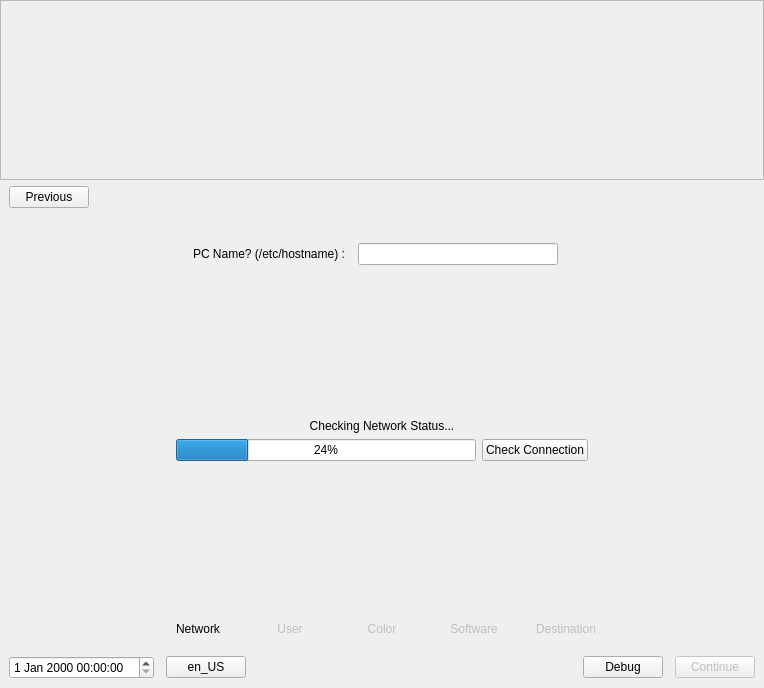
This is mainwindow.ui in djustice/system-installer as Qt 5 draws it before an edit. The edited form follows.
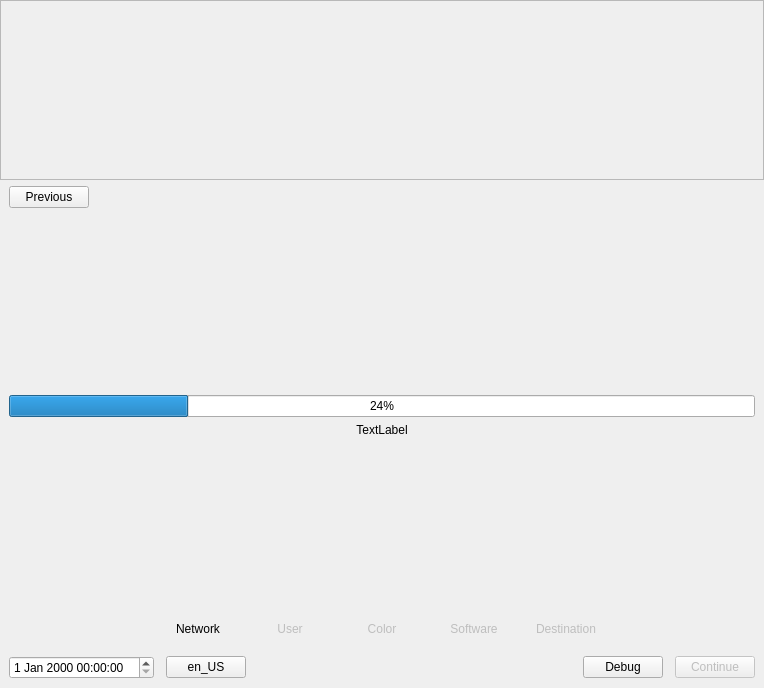
This is the edited form. The open tabs and pages were chosen to show the change. Icons and pictures are not drawn.

```diff
--- a/mainwindow.ui
+++ b/mainwindow.ui
@@ -1515,6 +1515,53 @@
             </item>
            </layout>
           </widget>
+          <widget class="QWidget" name="progressPage">
+           <layout class="QVBoxLayout" name="verticalLayout">
+            <item>
+             <spacer name="verticalSpacer_16">
+              <property name="orientation">
+               <enum>Qt::Vertical</enum>
+              </property>
+              <property name="sizeHint" stdset="0">
+               <size>
+                <width>20</width>
+                <height>40</height>
+               </size>
+              </property>
+             </spacer>
+            </item>
+            <item>
+             <widget class="QProgressBar" name="progressBar">
+              <property name="value">
+               <number>24</number>
+              </property>
+             </widget>
+            </item>
+            <item>
+             <widget class="QLabel" name="progressTextLabel">
+              <property name="text">
+               <string>TextLabel</string>
+              </property>
+              <property name="alignment">
+               <set>Qt::AlignCenter</set>
+              </property>
+             </widget>
+            </item>
+            <item>
+             <spacer name="verticalSpacer_17">
+              <property name="orientation">
+               <enum>Qt::Vertical</enum>
+              </property>
+              <property name="sizeHint" stdset="0">
+               <size>
+                <width>20</width>
+                <height>40</height>
+               </size>
+              </property>
+             </spacer>
+            </item>
+           </layout>
+          </widget>
          </widget>
         </item>
        </layout>
```
